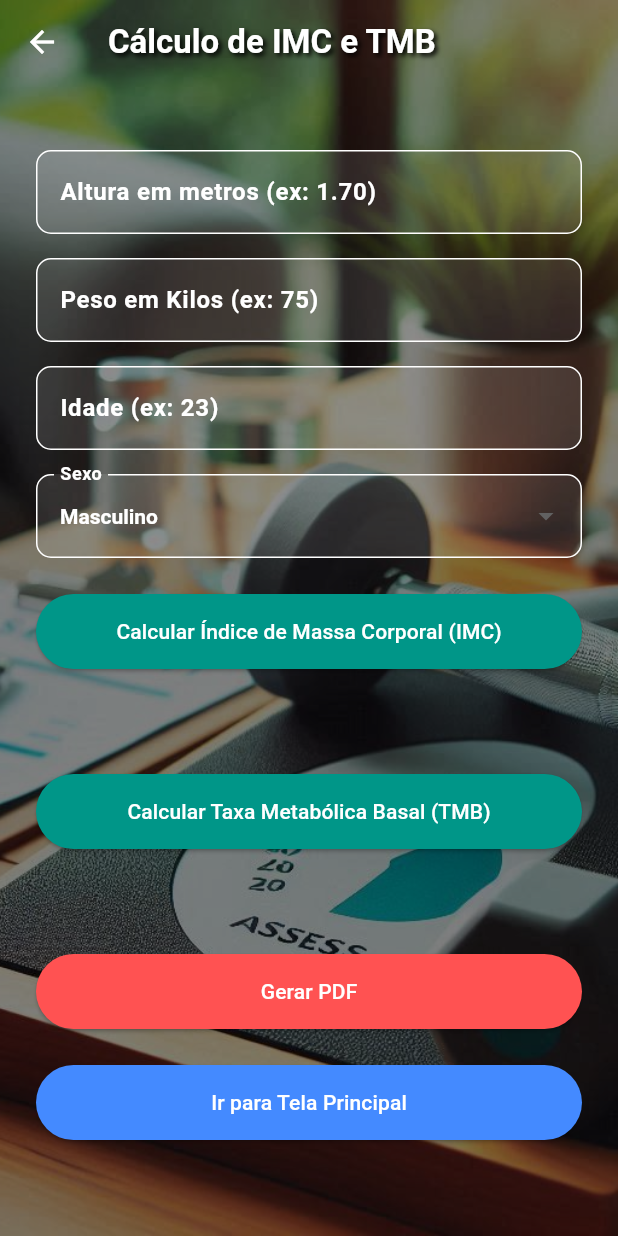
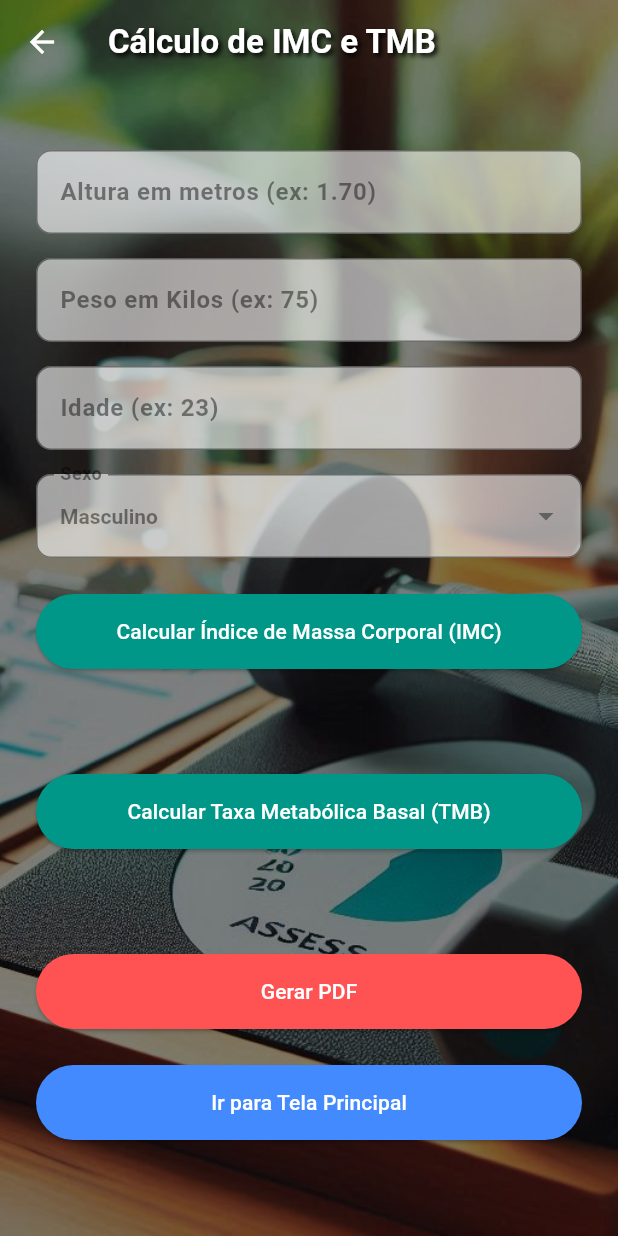
Before and after one commit to ZampiereMaciente/projeto_final_personal_trainer_movel, a Flutter app: the TelaImc screen opened directly with empty values, on a phone screen of 412 x 824 dp. Run offline on Flutter 3.47's test engine with Material 3 defaults, Android fonts, the light colour scheme and no system bars; our stand-ins replace mask_text_input_formatter, open_filex, pdf.

Commit message:
Macbook 22-04 corrigido campos e formatos OBS corrigir formulas dos calculos IMC e TMB

```diff
--- a/projeto_final_personal_trainer/lib/visao/nova_avaliacao.dart
+++ b/projeto_final_personal_trainer/lib/visao/nova_avaliacao.dart
@@ -68,7 +68,9 @@ class _NovaAvaliacaoState extends State<NovaAvaliacao> {
           hintText: hint,
           filled: true,
           fillColor: Colors.white70,
-          border: const OutlineInputBorder(),
+          border: OutlineInputBorder(
+            borderRadius: BorderRadius.circular(20), // Bordas arredondadas
+          ),
         ),
         validator: validator,
         inputFormatters: inputFormatters,
@@ -149,7 +151,7 @@ class _NovaAvaliacaoState extends State<NovaAvaliacao> {
                         _buildTextField(
                           controller: telefoneController,
                           label: "Telefone",
-                          hint: "(XX) XXXXX-XXXX",
+                          hint: "(99) 99999-9999",
                           keyboardType: TextInputType.phone,
                           inputFormatters: [FormatadoresInput.telefone],
                           validator: (value) {
--- a/projeto_final_personal_trainer/lib/visao/tela_imc.dart
+++ b/projeto_final_personal_trainer/lib/visao/tela_imc.dart
@@ -188,20 +188,20 @@ class _TelaImcState extends State<TelaImc> {
       controller: controller,
       keyboardType: TextInputType.number,
       inputFormatters: [formatter],
-      style: const TextStyle(color: Colors.white, fontWeight: FontWeight.bold),
+      style: const TextStyle(color: Colors.black45, fontWeight: FontWeight.bold),
       decoration: InputDecoration(
         labelText: label,
-        labelStyle: const TextStyle(color: Colors.white, fontWeight: FontWeight.bold),
+        labelStyle: const TextStyle(color: Colors.black45, fontWeight: FontWeight.bold),
         enabledBorder: OutlineInputBorder(
-          borderSide: const BorderSide(color: Colors.white),
+          borderSide: const BorderSide(color: Colors.black45),
           borderRadius: BorderRadius.circular(10),
         ),
         focusedBorder: OutlineInputBorder(
-          borderSide: const BorderSide(color: Colors.white),
+          borderSide: const BorderSide(color: Colors.black45),
           borderRadius: BorderRadius.circular(10),
         ),
         filled: true,
-        fillColor: Colors.white.withOpacity(0.1),
+        fillColor: Colors.white60, // Definindo o fillColor para todos os campos
       ),
       validator: (value) {
         if (value == null || value.isEmpty) {
@@ -215,25 +215,25 @@ class _TelaImcState extends State<TelaImc> {
   Widget _buildDropdownSexo() {
     return DropdownButtonFormField<String>(
       value: _sexoSelecionado,
-      dropdownColor: Colors.grey[900],
-      style: const TextStyle(color: Colors.white, fontWeight: FontWeight.bold),
+      dropdownColor: Colors.white, // Cor mais clara para o dropdown
+      style: const TextStyle(color: Colors.black, fontWeight: FontWeight.bold), // Texto em preto
       decoration: InputDecoration(
         labelText: 'Sexo',
-        labelStyle: const TextStyle(color: Colors.white, fontWeight: FontWeight.bold),
+        labelStyle: const TextStyle(color: Colors.black45, fontWeight: FontWeight.bold),
         enabledBorder: OutlineInputBorder(
-          borderSide: const BorderSide(color: Colors.white),
+          borderSide: const BorderSide(color: Colors.black45),
           borderRadius: BorderRadius.circular(10),
         ),
         focusedBorder: OutlineInputBorder(
-          borderSide: const BorderSide(color: Colors.white),
+          borderSide: const BorderSide(color: Colors.black45),
           borderRadius: BorderRadius.circular(10),
         ),
         filled: true,
-        fillColor: Colors.white.withOpacity(0.1),
+        fillColor: Colors.white60, // Cor de fundo mais clara para o Dropdown
       ),
       items: const [
-        DropdownMenuItem(value: 'Masculino', child: Text('Masculino', style: TextStyle(color: Colors.white))),
-        DropdownMenuItem(value: 'Feminino', child: Text('Feminino', style: TextStyle(color: Colors.white))),
+        DropdownMenuItem(value: 'Masculino', child: Text('Masculino', style: TextStyle(color: Colors.black45))),
+        DropdownMenuItem(value: 'Feminino', child: Text('Feminino', style: TextStyle(color: Colors.black45))),
       ],
       onChanged: (value) {
         setState(() {
```
Also changed, not shown: projeto_final_personal_trainer/lib/visao/dados_antropometria.dart (+8 -1 lines).
